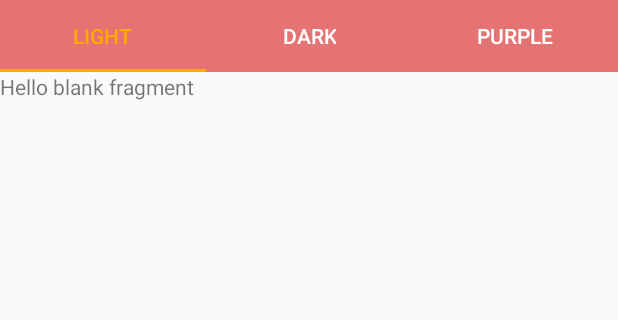
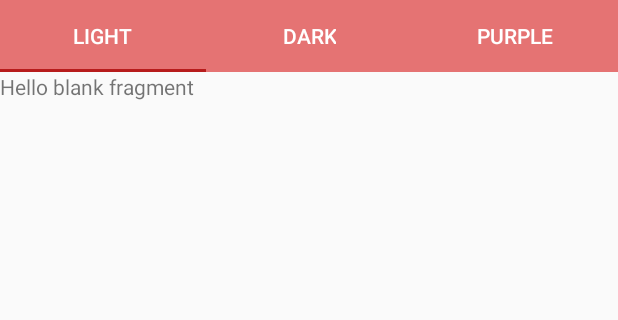
Before and after one commit to Filip1993/KosturAplikacije, an Android app: the screen it shows after launch (MainActivity), on a phone screen of 412 x 824 dp, the part 84-404 px from its top. Run offline under Robolectric (Android 15) with nearby library versions, the phone set to English and light mode, and no system bars.

Commit message:
Adding Toolbar buttons

```diff
--- a/app/src/main/res/layout/tab_layout.xml
+++ b/app/src/main/res/layout/tab_layout.xml
@@ -12,8 +12,8 @@
         app:tabGravity="fill"
         app:tabMode="fixed"
         android:background="@color/red_300"
-        app:tabIndicatorColor="@color/orange"
-        app:tabSelectedTextColor="@color/orange"
+        app:tabIndicatorColor="@color/red_900"
+        app:tabSelectedTextColor="@color/white"
         app:tabTextColor="@color/white"
         android:layout_width="match_parent"
         android:layout_height="wrap_content">
--- /dev/null
+++ b/app/src/main/res/menu/menu_toolbar.xml
@@ -0,0 +1,19 @@
+<?xml version="1.0" encoding="utf-8"?>
+<menu xmlns:android="http://schemas.android.com/apk/res/android"
+    xmlns:app="http://schemas.android.com/apk/res-auto"
+    xmlns:tools="http://schemas.android.com/tools"
+    tools:context="com.filipkesteli.kosturaplikacije.MainActivity">
+
+    <item android:icon="@drawable/ic_face_white_24dp"
+        android:id="@+id/action_face"
+        app:showAsAction="ifRoom"
+        android:orderInCategory="101"
+        android:menuCategory="secondary"
+        android:title="Face"/>
+
+    <item android:icon="@drawable/ic_home_white_24dp"
+        android:id="@+id/action_home"
+        app:showAsAction="always"
+        android:title="Home"/>
+
+</menu>
```
Also changed, not shown: app/src/main/java/com/filipkesteli/kosturaplikacije/MainActivity.java (+23 -0 lines), app/src/main/res/drawable-hdpi/ic_home_white_24dp.png (added), app/src/main/res/drawable-mdpi/ic_home_white_24dp.png (added), app/src/main/res/drawable-xhdpi/ic_home_white_24dp.png (added), app/src/main/res/drawable-xxhdpi/ic_home_white_24dp.png (added), app/src/main/res/drawable-xxxhdpi/ic_home_white_24dp.png (added).
